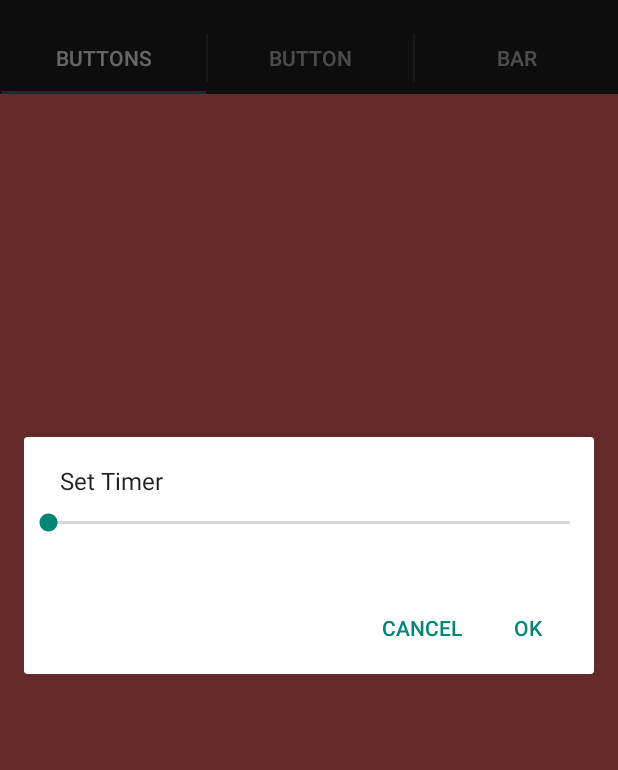
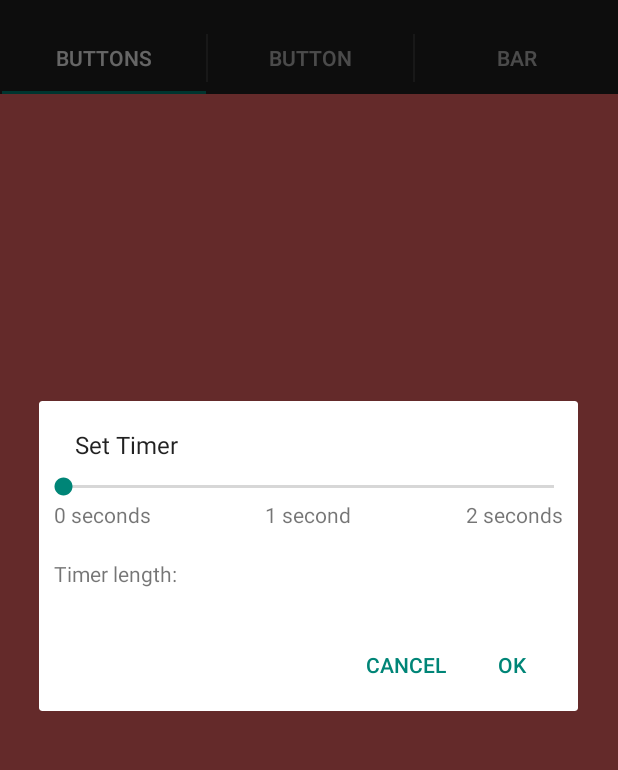
Before and after one commit to cdelorey/speech-therapy, an Android app: the screen it shows after launch (MainActivity), after a tap on "Set Timer", on a phone screen of 412 x 824 dp, the part 62-832 px from its top. Run offline under Robolectric (Android 15) with nearby library versions, the phone set to English and light mode, and no system bars.

Commit message:
Add labels to timerDialog seekbar

```diff
--- a/app/src/main/res/layout/timer_dialog.xml
+++ b/app/src/main/res/layout/timer_dialog.xml
@@ -1,13 +1,50 @@
 <?xml version="1.0" encoding="utf-8"?>
 
-<RelativeLayout xmlns:android="http://schemas.android.com/apk/res/android"
+<LinearLayout xmlns:android="http://schemas.android.com/apk/res/android"
     android:id="@+id/timer_dialog_root_element"
     android:layout_width="match_parent"
-    android:layout_height="match_parent">
+    android:layout_height="wrap_content"
+    android:orientation="vertical">
 
     <SeekBar
         android:id="@+id/timer_dialog_seekbar"
+        android:layout_width="match_parent"
+        android:layout_height="wrap_content"
+        android:max="100"/>
+
+    <RelativeLayout
         android:layout_width="fill_parent"
-        android:layout_height="wrap_content" />
+        android:layout_height="wrap_content"
+        android:layout_gravity="center"
+        android:orientation="horizontal" >
 
-</RelativeLayout>
+        <TextView
+            android:id="@+id/min_label"
+            android:paddingLeft="10dp"
+            android:layout_width="wrap_content"
+            android:layout_height="wrap_content"
+            android:text="0 seconds" />
+        <TextView
+            android:id="@+id/mid_label"
+            android:layout_width="wrap_content"
+            android:layout_height="wrap_content"
+            android:layout_centerHorizontal="true"
+            android:text="1 second"/>
+        <TextView
+            android:id="@+id/max_label"
+            android:paddingRight="10dp"
+            android:layout_width="wrap_content"
+            android:layout_height="wrap_content"
+            android:layout_alignParentRight="true"
+            android:text="2 seconds"/>
+    </RelativeLayout>
+
+    <TextView
+        android:id="@+id/current_value"
+        android:layout_width="wrap_content"
+        android:layout_height="wrap_content"
+        android:paddingTop="20dp"
+        android:paddingLeft="10dp"
+        android:paddingBottom="20dp"
+        android:text="Timer length:"/>
+</LinearLayout>
```
Also changed, not shown: 1 other file.
